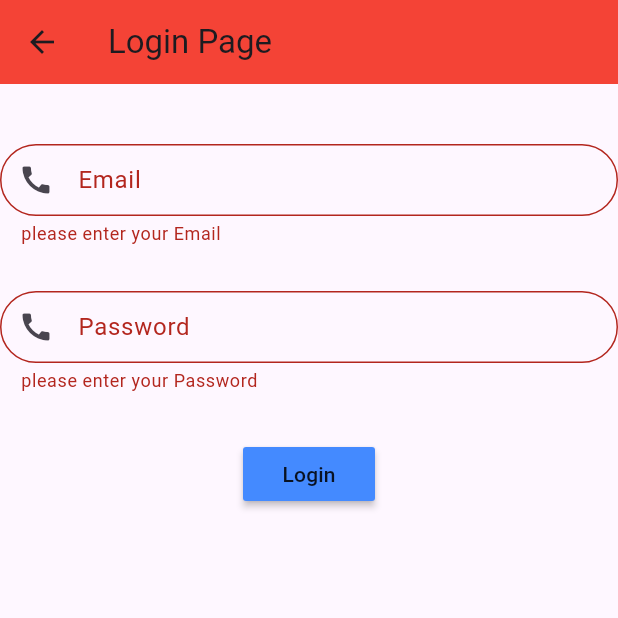
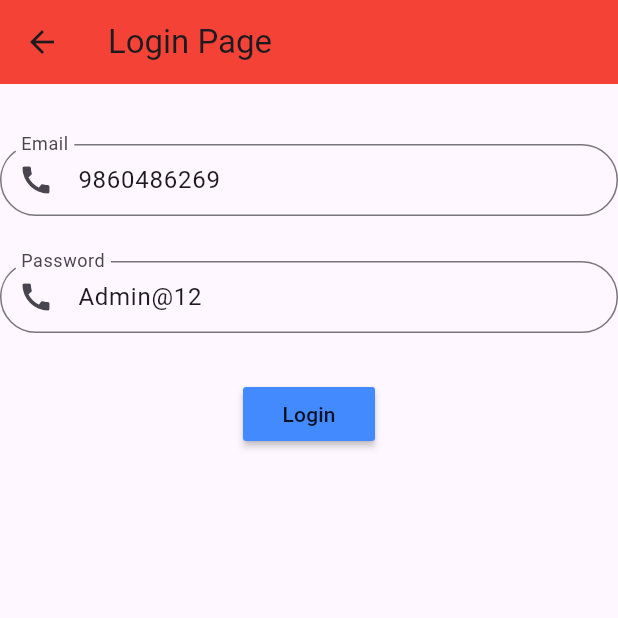
Before and after one commit to kripas1369/fluttersepclass, a Flutter app: the LoginScreen screen opened directly, after a tap on "Login", on a phone screen of 412 x 824 dp, the top half of it. Run offline on Flutter 3.47's test engine with Material 3 defaults, Android fonts, the phone set to English and light mode, and no system bars; our stand-ins replace shared_preferences; accounts and stored records are empty; network calls fail.

Commit message:
shared preference and login code

```diff
--- a/lib/Primary_Screen/Login_Screen/Screen/loginScreen.dart
+++ b/lib/Primary_Screen/Login_Screen/Screen/loginScreen.dart
@@ -1,6 +1,7 @@
 import 'package:flutter/material.dart';
 import 'package:fluttersepclass/Primary_Screen/Login_Screen/Service/loginService.dart';
 import 'package:fluttersepclass/Primary_Screen/Register_Screen/Widgets/textfield.dart';
+import 'package:fluttersepclass/Secondary_Screen/Meetinglist_Screen/Service/Meetinghistory_service.dart';
 
 
 class Body extends StatefulWidget {
@@ -13,8 +14,8 @@ class Body extends StatefulWidget {
 class _BodyState extends State<Body> {
   final _formKey = GlobalKey<FormState>();
 
-  TextEditingController emailController =TextEditingController();
-  TextEditingController passwordController = TextEditingController();
+  TextEditingController emailController =TextEditingController(text: "9860486269");
+  TextEditingController passwordController = TextEditingController(text: "Admin@12");
   @override
   Widget build(BuildContext context) {
     return Form(
@@ -60,7 +61,7 @@ class _BodyState extends State<Body> {
                     Loginservice().loginUser(
                         email: emailController.text,
                         password: passwordController.text, context: context);
-
+                      MeetinghistoryService().fetchMeetingData();
                   }
                 },
                 child: Text("Login"),),
--- a/lib/Primary_Screen/Login_Screen/Service/loginService.dart
+++ b/lib/Primary_Screen/Login_Screen/Service/loginService.dart
@@ -39,6 +39,8 @@ class Loginservice {
       );
 
       SharedPreferences prefs = await SharedPreferences.getInstance();
+      final token = jsonDecode(response.body)["access"];
+      await prefs.setString("access_token",token);
       await prefs.setString('e', email);
       await prefs.setString('p', password);
     }else if (response.statusCode==400){
--- a/lib/productlistpage.dart
+++ b/lib/productlistpage.dart
@@ -17,6 +17,7 @@ class _ProductListPageState extends State<ProductListPage> {
 
   String? email;
   String? password;
+  String? token;
 
   @override
   void initState() {
@@ -31,6 +32,7 @@ class _ProductListPageState extends State<ProductListPage> {
     setState(() {
       email = prefs.getString('e');
       password = prefs.getString('p');
+      token = prefs.getString("access_token");
     });
   }
 
@@ -55,7 +57,7 @@ class _ProductListPageState extends State<ProductListPage> {
     return  Scaffold(
       appBar: AppBar(
         // backgroundColor: Colors.green,
-        title: Text("$password"),
+        title: Text("$token"),
         centerTitle: true,
       ),
       body: productList.isEmpty
--- a/pubspec.yaml
+++ b/pubspec.yaml
@@ -34,6 +34,7 @@ dependencies:
   cupertino_icons: ^1.0.6
   http: ^1.2.2
   shared_preferences: ^2.3.2
+  appwrite: ^13.0.0
 
 
 
```
Also changed, not shown: pubspec.lock.
